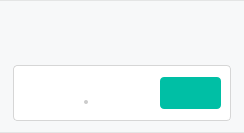
Qt form src/MEGASync/transfers/gui/DuplicatedNodeDialogs/win/DuplicatedNodeItem.ui (meganz/MEGAsync) before a commit.
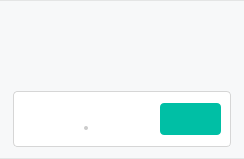
The same form after that commit.

Patch:
```diff
--- a/src/MEGASync/transfers/gui/DuplicatedNodeDialogs/win/DuplicatedNodeItem.ui
+++ b/src/MEGASync/transfers/gui/DuplicatedNodeDialogs/win/DuplicatedNodeItem.ui
@@ -69,7 +69,7 @@
    color: #333333;
 }
 
-#lDescription
+#lDescription, #lLearnMore
 {
    font-family: Lato;
    line-height: 16px;
@@ -78,7 +78,7 @@
    color: #333333;
 }
 
-#titleContainer, #lDescription, #lTitle
+#titleContainer, #titleContainer QLabel
 {
    background-color: #F7F8F9;
 }
@@ -107,7 +107,7 @@
        <widget class="QWidget" name="titleContainer" native="true">
         <layout class="QVBoxLayout" name="verticalLayout_3">
          <property name="spacing">
-          <number>5</number>
+          <number>8</number>
          </property>
          <property name="leftMargin">
           <number>10</number>
@@ -135,6 +135,28 @@
            </property>
           </widget>
          </item>
+         <item>
+          <widget class="QLabel" name="lLearnMore">
+           <property name="sizePolicy">
+            <sizepolicy hsizetype="Preferred" vsizetype="Fixed">
+             <horstretch>0</horstretch>
+             <verstretch>0</verstretch>
+            </sizepolicy>
+           </property>
+           <property name="minimumSize">
+            <size>
+             <width>0</width>
+             <height>15</height>
+            </size>
+           </property>
+           <property name="text">
+            <string notr="true"/>
+           </property>
+           <property name="openExternalLinks">
+            <bool>true</bool>
+           </property>
+          </widget>
+         </item>
         </layout>
        </widget>
       </item>
```
